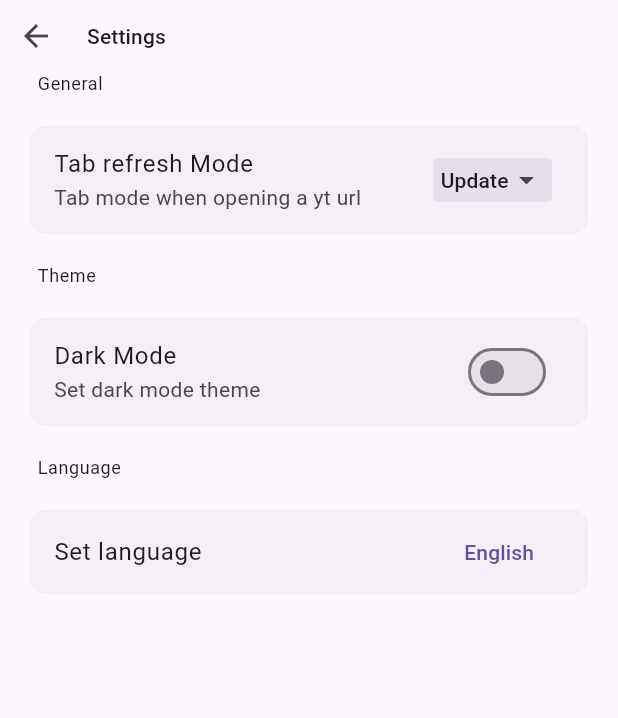
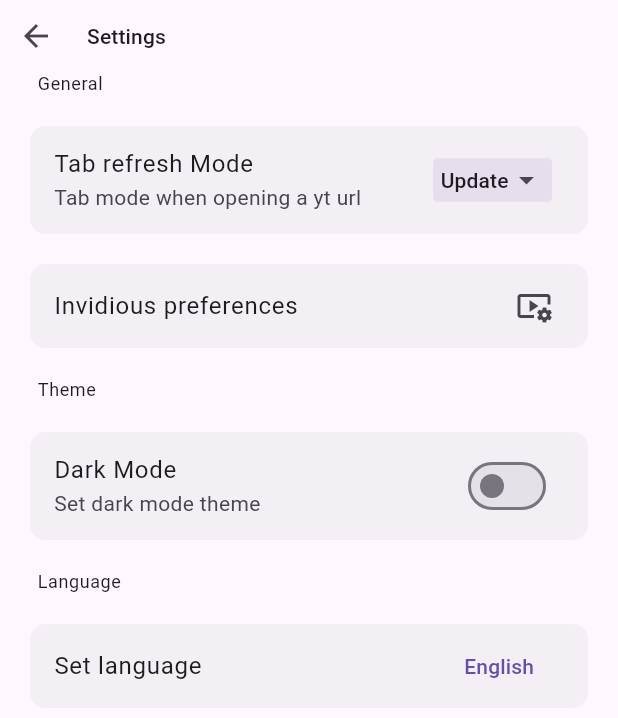
Before and after one commit to XxA7med66xX/forwardious, a Flutter app: the SettingsScreen screen opened by its route, on a phone screen of 412 x 824 dp. Shown: the top 718 px of the screen. Run offline on Flutter 3.47's test engine with Material 3 defaults, Android fonts, the phone set to English and light mode, and no system bars; our stand-ins replace flutter_bloc, shared_preferences; missing offline and left inert: chrome_extension; accounts and stored records are empty; generated files the repository leaves out were written again; network calls fail.

Commit message:
Add a new screen to edit Invidious preferences
In the settings, I added a button that opens a new screen, where most of the invidious preferences will be placed.

This is initial support for adding the ability to edit invidious preferences within the extension, and the preferences applied from the extension will affect all the chosen instances.

```diff
--- a/lib/frontend/modules/option_card.dart
+++ b/lib/frontend/modules/option_card.dart
@@ -15,6 +15,8 @@ class OptionCard extends StatelessWidget {
     this.leading,
     this.trailing,
     this.margin = const EdgeInsets.symmetric(horizontal: 20, vertical: 20),
+    this.isButton = false,
+    this.onTap,
   });
 
   ///The [OptionCard.sub] is the same as [OptionCard]
@@ -27,6 +29,8 @@ class OptionCard extends StatelessWidget {
     this.leading,
     this.trailing,
     this.margin = const EdgeInsets.only(bottom: 20,left: 20,right: 20),
+    this.isButton = false,
+    this.onTap,
   });
 
   final Widget? title;
@@ -34,6 +38,8 @@ class OptionCard extends StatelessWidget {
   final Widget? leading;
   final Widget? trailing;
   final EdgeInsetsGeometry? margin;
+  final bool isButton;
+  final Function()? onTap;
 
 
   @override
@@ -45,7 +51,17 @@ class OptionCard extends StatelessWidget {
         borderRadius: BorderRadius.circular(10),
         color: Colors.grey.withOpacity(0.1),
       ),
-      child: ListTile(
+      child: isButton ? InkWell(
+        borderRadius: BorderRadius.circular(10),
+        onTap: onTap,
+        splashFactory: NoSplash.splashFactory,
+        child: ListTile(
+          title: title,
+          subtitle: subtitle,
+          leading: leading,
+          trailing: trailing,
+        ),
+      ) : ListTile(
         title: title,
         subtitle: subtitle,
         leading: leading,
--- a/lib/frontend/modules/slide_transaction.dart
+++ b/lib/frontend/modules/slide_transaction.dart
@@ -13,6 +13,7 @@ class Tranaction {
       transitionDuration: const Duration(milliseconds: 150),
       transitionsBuilder: (context, animation, secondaryAnimation, child) {
         return SlideTransition(
+          textDirection: direction,
           position: Tween(
             begin: const Offset(-1.0, 0.0),
             end: Offset.zero,
--- a/lib/frontend/screens/settings/sections/general/general.dart
+++ b/lib/frontend/screens/settings/sections/general/general.dart
@@ -1,5 +1,6 @@
 import 'package:flutter/material.dart';
 import 'package:forwardious/frontend/modules/section_title.dart';
+import 'package:forwardious/frontend/screens/settings/sections/general/invidious_preferences_option.dart';
 import 'package:forwardious/frontend/screens/settings/sections/general/tab_refresh_option.dart';
 import 'package:forwardious/i18n/strings.g.dart';
 
@@ -14,6 +15,8 @@ class GeneralSettings extends StatelessWidget {
         SectionTitle(title: context.t.settingsScreen.general),
 
         const TabRefreshOption(),
+
+        const InvidiousPrefrencesOption()
       ],
     );
   }
--- /dev/null
+++ b/lib/frontend/screens/settings/sections/general/invidious_preferences_option.dart
@@ -0,0 +1,39 @@
+import 'package:flutter/material.dart';
+import 'package:flutter_bloc/flutter_bloc.dart';
+import 'package:forwardious/backend/bloc/cubit/language_cubit.dart';
+import 'package:forwardious/frontend/modules/option_card.dart';
+import 'package:forwardious/frontend/modules/slide_transaction.dart';
+import 'package:forwardious/frontend/screens/settings/sections/general/invidious_preferences/preferences_screen.dart';
+import 'package:forwardious/i18n/strings.g.dart';
+
+class InvidiousPrefrencesOption extends StatelessWidget {
+  const InvidiousPrefrencesOption({super.key});
+
+  @override
+  Widget build(BuildContext context) {
+
+    final direction = context.watch<LanguageCubit>().direction;
+
+    return BlocBuilder<LanguageCubit, AppLocale>(
+      builder: (context, state) {
+        return OptionCard.sub(
+          title: Text(context.t.settingsScreen.invidiousPreferences.invidiousPreferences),
+          trailing: const Icon(Icons.video_settings),
+          isButton: true,
+          onTap: () {
+            Navigator.of(context).push(
+              Tranaction(
+                pageBuilder: (context, animation, secondaryAnimation) {
+                  return Directionality(
+                    textDirection: direction,
+                    child: const InvidiousPreferencesScreen(),
+                  );
+                },
+              ).slideTransaction(direction),
+            );
+          },
+        );
+      },
+    );
+  }
+}
--- a/lib/i18n/strings.i18n.json
+++ b/lib/i18n/strings.i18n.json
@@ -28,7 +28,10 @@
     "tabRefreshBehaviour": "Tab refresh Mode",
     "tabBehaviourWhenOpeningaYoutubeUrl": "Tab mode when opening a yt url",
     "updateTab": "Update",
-    "removeTab": "Delete"
+    "removeTab": "Delete",
+    "invidiousPreferences": {
+      "invidiousPreferences": "Invidious preferences"
+    }
   },
   "errors": {
     "networkConnectionError": "Network connection error"
--- a/lib/i18n/strings_ar.i18n.json
+++ b/lib/i18n/strings_ar.i18n.json
@@ -28,7 +28,10 @@
     "tabRefreshBehaviour": "وضع علامة التبويب",
     "tabBehaviourWhenOpeningaYoutubeUrl": "وضع علامة التبويب عند فتح عنوان يوتيوب",
     "updateTab": "إنعاش",
-    "removeTab": "حذف"
+    "removeTab": "حذف",
+    "invidiousPreferences": {
+      "invidiousPreferences": "تفضيلات إنفيديوس"
+    }
   },
   "errors": {
     "networkConnectionError": "خطأ في الإتصال بالشبكة"
```
Also changed, not shown: lib/frontend/screens/settings/sections/general/invidious_preferences/preferences_screen.dart (added, +42 -0 lines), lib/i18n/strings.g.dart.
